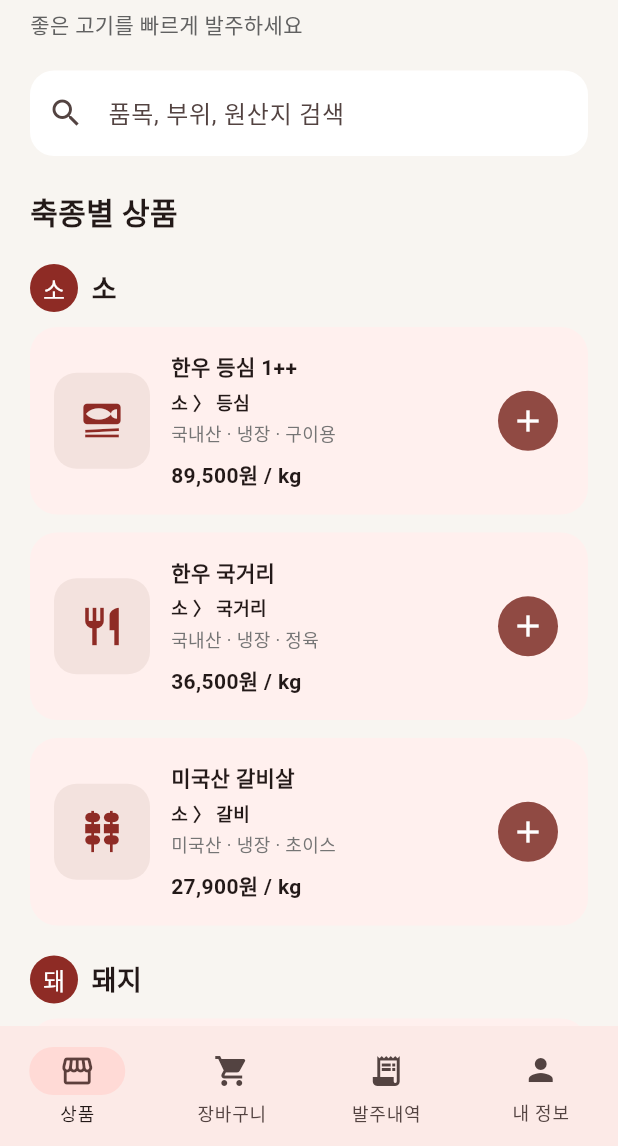
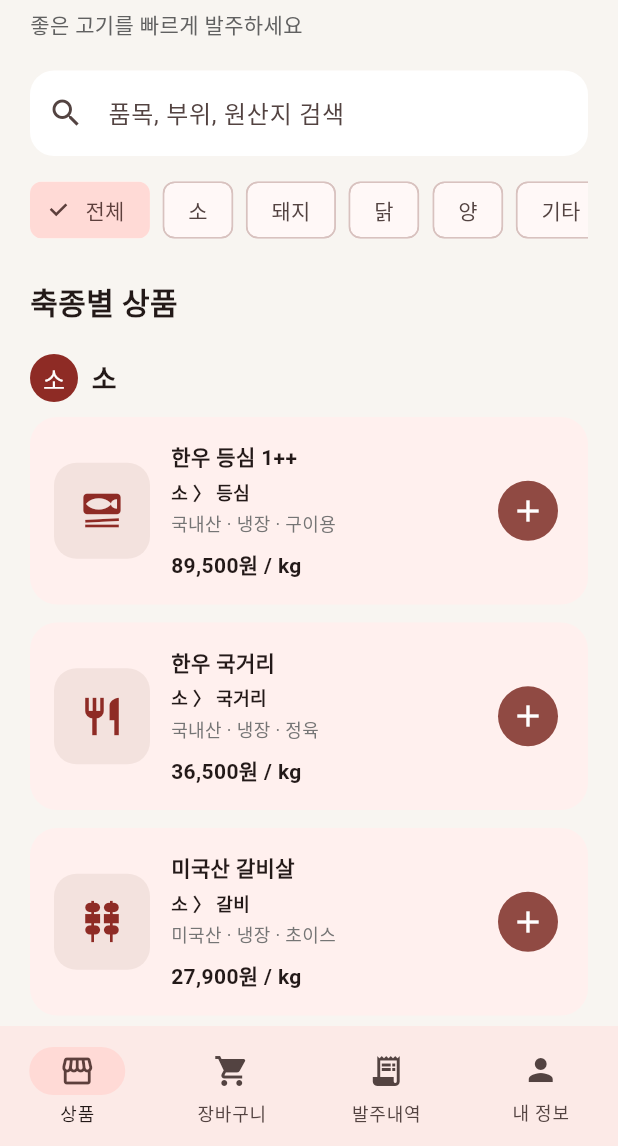
Before and after one commit to hellojun81/majang-order, a Flutter app: the MainShell screen opened directly, on a phone screen of 412 x 824 dp, the part 90-1236 px from its top. Run offline on Flutter 3.47's test engine with Material 3 defaults, Android fonts, the light colour scheme and no system bars; our stand-ins replace shared_preferences, supabase_flutter; accounts and stored records are empty.

Commit message:
feat: add product category filters and search

```diff
--- a/lib/main.dart
+++ b/lib/main.dart
@@ -1235,12 +1235,29 @@ final initialProducts = [
   Product('미국산 갈비살', '미국산 · 냉장 · 초이스', 'kg', 27900, Icons.kebab_dining, animalType: '소', cutName: '갈비'),
 ];
 
-class ProductsPage extends StatelessWidget {
+class ProductsPage extends StatefulWidget {
   const ProductsPage({super.key});
+
+  @override
+  State<ProductsPage> createState() => _ProductsPageState();
+}
+
+class _ProductsPageState extends State<ProductsPage> {
+  String selectedAnimalType = '전체';
+  String query = '';
 
   @override
   Widget build(BuildContext context) {
     final store = StoreScope.of(context);
+    final normalizedQuery = query.trim().toLowerCase();
+    final filteredProducts = store.products.where((product) {
+      if (!product.isActive) return false;
+      if (selectedAnimalType != '전체' && product.animalType != selectedAnimalType) return false;
+      if (normalizedQuery.isEmpty) return true;
+      return product.name.toLowerCase().contains(normalizedQuery) ||
+          product.cutName.toLowerCase().contains(normalizedQuery) ||
+          product.detail.toLowerCase().contains(normalizedQuery);
+    }).toList();
     return ListView(
       padding: const EdgeInsets.all(20),
       children: [
@@ -1249,6 +1266,7 @@ class ProductsPage extends StatelessWidget {
         Text('좋은 고기를 빠르게 발주하세요', style: TextStyle(color: Colors.grey.shade700)),
         const SizedBox(height: 20),
         TextField(
+          onChanged: (value) => setState(() => query = value),
           decoration: InputDecoration(
             hintText: '품목, 부위, 원산지 검색',
             prefixIcon: const Icon(Icons.search),
@@ -1260,11 +1278,34 @@ class ProductsPage extends StatelessWidget {
             ),
           ),
         ),
+        const SizedBox(height: 12),
+        SingleChildScrollView(
+          scrollDirection: Axis.horizontal,
+          child: Row(
+            children: [
+              for (final animalType in ['전체', '소', '돼지', '닭', '양', '기타']) ...[
+                ChoiceChip(
+                  label: Text(animalType),
+                  selected: selectedAnimalType == animalType,
+                  onSelected: (_) => setState(() => selectedAnimalType = animalType),
+                ),
+                const SizedBox(width: 8),
+              ],
+            ],
+          ),
+        ),
         const SizedBox(height: 22),
         const Text('축종별 상품', style: TextStyle(fontSize: 20, fontWeight: FontWeight.w700)),
         const SizedBox(height: 12),
+        if (filteredProducts.isEmpty)
+          const Card(
+            child: Padding(
+              padding: EdgeInsets.all(28),
+              child: Center(child: Text('조건에 맞는 판매 상품이 없습니다.')),
+            ),
+          ),
         for (final animalType in ['소', '돼지', '닭', '양', '기타'])
-          if (store.products.any((product) => product.isActive && product.animalType == animalType)) ...[
+          if (filteredProducts.any((product) => product.animalType == animalType)) ...[
             Padding(
               padding: const EdgeInsets.only(top: 8, bottom: 10),
               child: Row(
@@ -1279,7 +1320,7 @@ class ProductsPage extends StatelessWidget {
                 ],
               ),
             ),
-            ...store.products.where((product) => product.isActive && product.animalType == animalType).map(
+            ...filteredProducts.where((product) => product.animalType == animalType).map(
           (product) => Padding(
             padding: const EdgeInsets.only(bottom: 12),
             child: Card(
```
Also changed, not shown: 1 other file.
